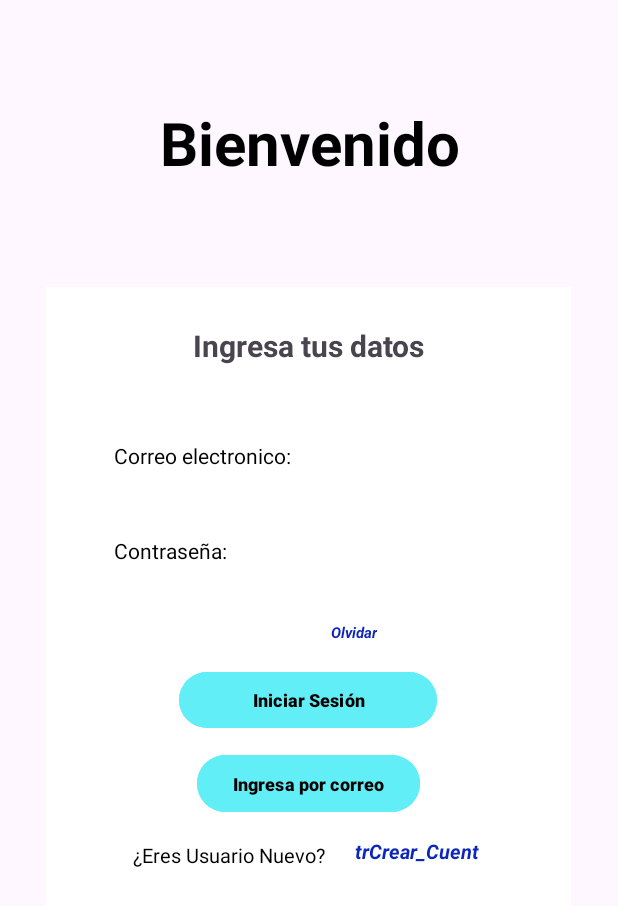
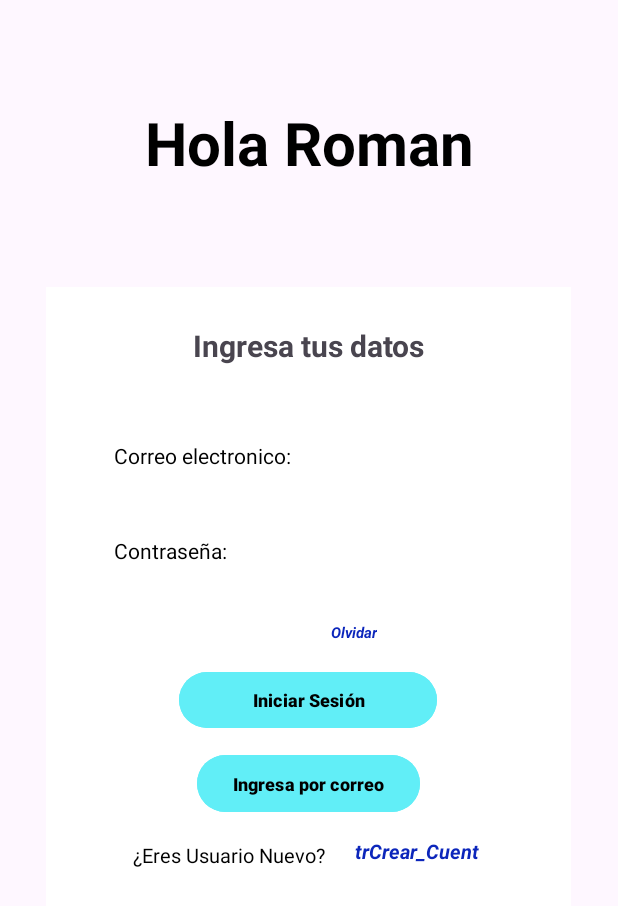
Before and after one commit to LMiguelx/Emprende360, an Android app: the screen it shows after launch (MainActivity), on a phone screen of 412 x 824 dp. Shown: the top 906 px of the screen. Run offline under Robolectric (Android 15) with nearby library versions, the phone set to English and light mode, and no system bars.

Commit message:
hola roman

```diff
--- a/app/src/main/res/layout/activity_main.xml
+++ b/app/src/main/res/layout/activity_main.xml
@@ -13,7 +13,7 @@
         android:layout_width="match_parent"
         android:layout_height="wrap_content"
         android:layout_marginTop="68dp"
-        android:text="Bienvenido"
+        android:text="Hola Roman"
         android:textAlignment="center"
         android:textColor="#000000"
         android:textSize="40sp"
```
